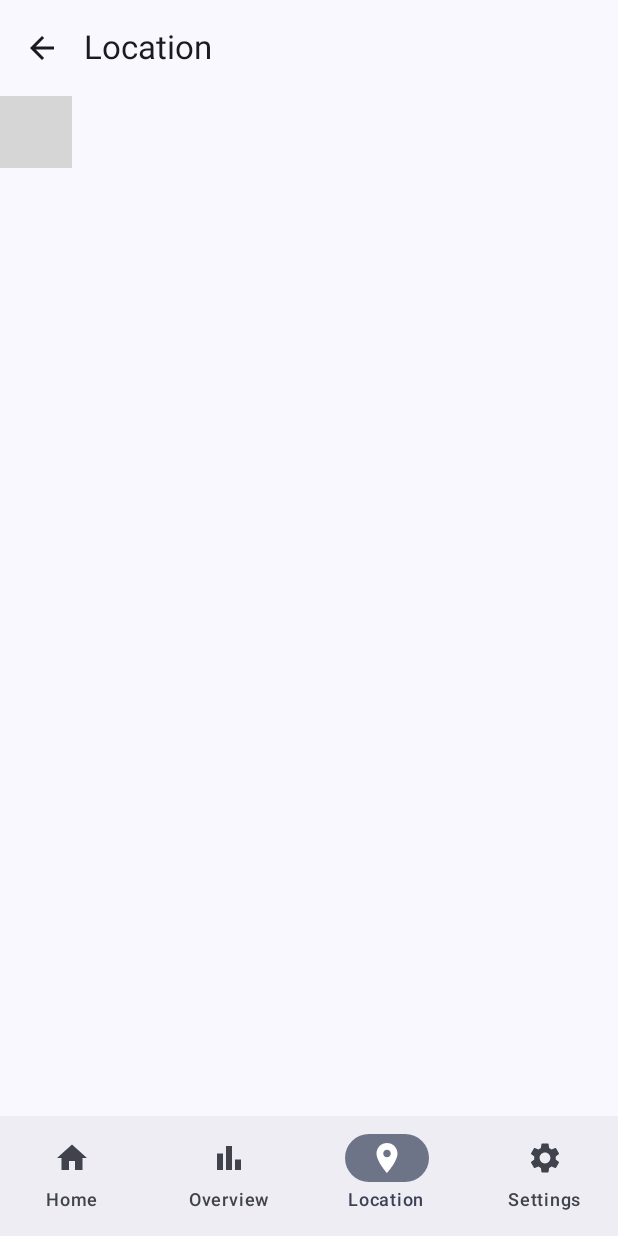
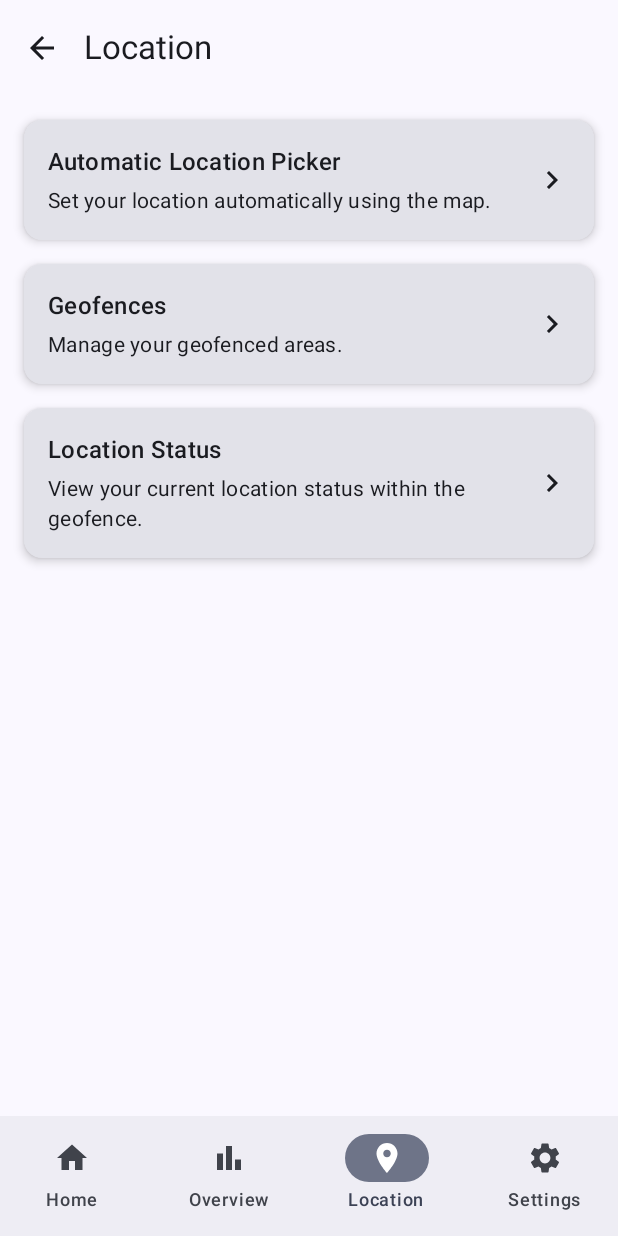
Before and after one commit to iamshivamcoder/PresentMate, an Android app built with Jetpack Compose: the LocationPickerScreen screen opened through its navigation route, item 3 of the bottom bar chosen, on a phone screen of 412 x 824 dp. Run offline under Robolectric (Android 15) with nearby library versions, the phone set to English and light mode, and no system bars; our stand-ins replace Room's generated code; 1 statement that could not run was skipped; grey boxes are pictures that could not be loaded.

Commit message:
feat: Add central Location tab and enhance LocationPicker UX
This commit introduces a new, centralized 'Location' tab to group all location-related features and significantly enhances the `LocationPickerScreen`'s user experience and component structure.

**Key Changes:**

*   **New Centralized Location Hub:**
    *   Added a new `LocationScreen` which acts as a hub for all location-based functionalities. It is accessible via a new "Location" tab in the main navigation.
    *   This screen provides navigation to "Automatic Location Picker," "Geofences," and "Location Status."
    *   Created a placeholder `GeofenceScreen` for future implementation.

*   **Location Picker UX & Component Enhancements:**
    *   **Saved Places:** The search overlay now displays a "Saved Places" section (e.g., "Home," "Work") for quick selection.
    *   **Debounced Map Movement:** The geocoder now only fetches the address 500ms after the map has stopped moving, reducing API calls and improving performance.
    *   **Swipe-to-Dismiss Refinement:** Improved the swipe-to-dismiss logic in the search history list for more reliable removal of items.
    *   **Component Relocation:** All composables related to the location picker (`LocationSearchBar`, `MapViewContainer`, etc.) and `MotivationalAnimation` have been moved from the root package into `ui/components` for better project organization.

*   **Navigation & Routing:**
    *   The main navigation graph in `MainActivity` was updated to include the new `LocationScreen` under the `/location` route.
    *   Routes for the map-based location picker (`/locationPickerMap`) and the new geofence screen (`/geofenceScreen`) have been added.

*   **Code & Project Structure:**
    *   `LocationPickerScreen.kt` and `LocationPickerComponents.kt` were moved into more appropriate packages (`ui/screens` and `ui/components` respectively).
    *   The `README.md` has been updated to reflect the new location hub and clarify how to use location-based features.

```diff
--- a/app/src/main/java/com/example/presentmate/MainActivity.kt
+++ b/app/src/main/java/com/example/presentmate/MainActivity.kt
@@ -48,7 +48,10 @@ import androidx.navigation.compose.currentBackStackEntryAsState
 import androidx.navigation.compose.rememberNavController
 import com.example.presentmate.ui.screens.AboutDeveloperScreen
 import com.example.presentmate.ui.screens.AttendanceScreen
+import com.example.presentmate.ui.screens.GeofenceScreen
 import com.example.presentmate.ui.screens.HelpScreen
+import com.example.presentmate.ui.screens.LocationPickerScreen
+import com.example.presentmate.ui.screens.LocationScreen
 import com.example.presentmate.ui.screens.OverviewScreen
 import com.example.presentmate.ui.screens.RecycleBinScreen
 import com.example.presentmate.ui.screens.SettingsScreen
@@ -60,7 +63,7 @@ import kotlinx.coroutines.launch
 sealed class Screen(val route: String, val label: String, val icon: androidx.compose.ui.graphics.vector.ImageVector) {
     object Home : Screen("main", "Home", Icons.Filled.Home)
     object Overview : Screen("overview", "Overview", Icons.Filled.BarChart)
-    object LocationPicker : Screen("locationPicker", "Location", Icons.Filled.LocationOn) // Added
+    object Location : Screen("location", "Location", Icons.Filled.LocationOn)
     object Settings : Screen("settings", "Settings", Icons.Filled.Settings)
     object LocationStatus : Screen("locationStatus", "Location Status", Icons.Filled.LocationOn)
     object AboutDeveloper : Screen("aboutDeveloper", "About Developer", Icons.Filled.Info)
@@ -69,7 +72,7 @@ sealed class Screen(val route: String, val label: String, val icon: androidx.com
 val navItems = listOf(
     Screen.Home,
     Screen.Overview,
-    Screen.LocationPicker, // Added
+    Screen.Location,
     Screen.Settings
 )
 
@@ -97,6 +100,8 @@ class MainActivity : ComponentActivity() {
                         "helpScreen" -> "Help"
                         "whyPresentMateScreen" -> "Why Present Mate?"
                         "aboutDeveloper" -> "About the Developer"
+                        "locationPickerMap" -> "Select Location"
+                        "geofenceScreen" -> "Geofences"
                         else -> "Present Mate"
                     }
                 }
@@ -157,16 +162,18 @@ class MainActivity : ComponentActivity() {
                         ) {
                             composable(Screen.Home.route) { AttendanceScreen() }
                             composable(Screen.Overview.route) { OverviewScreen() }
-                            composable(Screen.LocationPicker.route) { // Added
+                            composable(Screen.Location.route) { LocationScreen(navController = navController) }
+                            composable("locationPickerMap") {
                                 LocationPickerScreen(
                                     searchHistoryRepository = searchHistoryRepository,
                                     initialLocation = null, // Or fetch a default location
-                                    onLocationConfirmed = { geoPoint ->
+                                    onLocationConfirmed = { _ ->
                                         // Handle location confirmation, e.g., navigate back or show a confirmation message
                                         navController.popBackStack()
                                     }
                                 )
                             }
+                            composable("geofenceScreen") { GeofenceScreen() }
                             composable(Screen.Settings.route) { SettingsScreen(navController = navController) }
                             composable(Screen.LocationStatus.route) { LocationStatusScreen() }
                             composable(Screen.AboutDeveloper.route) { AboutDeveloperScreen() }
--- a/app/src/main/java/com/example/presentmate/MotivationalAnimation.kt
+++ b/app/src/main/java/com/example/presentmate/ui/components/MotivationalAnimation.kt
@@ -1,4 +1,4 @@
-package com.example.presentmate
+package com.example.presentmate.ui.components
 
 import androidx.compose.animation.core.*
 import androidx.compose.foundation.layout.*
--- a/app/src/main/java/com/example/presentmate/ui/screens/AttendanceScreen.kt
+++ b/app/src/main/java/com/example/presentmate/ui/screens/AttendanceScreen.kt
@@ -31,7 +31,7 @@ import androidx.compose.ui.Modifier
 import androidx.compose.ui.platform.LocalContext
 import androidx.compose.ui.unit.dp
 import com.example.presentmate.db.AttendanceLogList
-import com.example.presentmate.MotivationalAnimation
+import com.example.presentmate.ui.components.MotivationalAnimation
 import com.example.presentmate.db.AppDatabase
 import com.example.presentmate.db.AttendanceRecord
 import kotlinx.coroutines.launch
--- /dev/null
+++ b/app/src/main/java/com/example/presentmate/ui/screens/LocationScreen.kt
@@ -0,0 +1,78 @@
+package com.example.presentmate.ui.screens
+
+import androidx.compose.foundation.clickable
+import androidx.compose.foundation.layout.Arrangement
+import androidx.compose.foundation.layout.Column
+import androidx.compose.foundation.layout.Row
+import androidx.compose.foundation.layout.Spacer
+import androidx.compose.foundation.layout.fillMaxSize
+import androidx.compose.foundation.layout.fillMaxWidth
+import androidx.compose.foundation.layout.height
+import androidx.compose.foundation.layout.padding
+import androidx.compose.foundation.layout.width
+import androidx.compose.material.icons.Icons
+import androidx.compose.material.icons.automirrored.filled.KeyboardArrowRight
+import androidx.compose.material3.Card
+import androidx.compose.material3.CardDefaults
+import androidx.compose.material3.Icon
+import androidx.compose.material3.MaterialTheme
+import androidx.compose.material3.Text
+import androidx.compose.runtime.Composable
+import androidx.compose.ui.Alignment
+import androidx.compose.ui.Modifier
+import androidx.compose.ui.unit.dp
+import androidx.navigation.NavController
+import com.example.presentmate.Screen
+
+@Composable
+fun LocationScreen(navController: NavController) {
+    Column(
+        modifier = Modifier
+            .fillMaxSize()
+            .padding(16.dp),
+        verticalArrangement = Arrangement.spacedBy(16.dp)
+    ) {
+        LocationFeatureCard(
+            title = "Automatic Location Picker",
+            description = "Set your location automatically using the map.",
+            onClick = { navController.navigate("locationPickerMap") }
+        )
+        LocationFeatureCard(
+            title = "Geofences",
+            description = "Manage your geofenced areas.",
+            onClick = { navController.navigate("geofenceScreen") }
+        )
+        LocationFeatureCard(
+            title = "Location Status",
+            description = "View your current location status within the geofence.",
+            onClick = { navController.navigate(Screen.LocationStatus.route) }
+        )
+    }
+}
+
+@Composable
+private fun LocationFeatureCard(
+    title: String,
+    description: String,
+    onClick: () -> Unit
+) {
+    Card(
+        modifier = Modifier
+            .fillMaxWidth()
+            .clickable(onClick = onClick),
+        elevation = CardDefaults.cardElevation(defaultElevation = 4.dp)
+    ) {
+        Row(
+            modifier = Modifier.padding(16.dp),
+            verticalAlignment = Alignment.CenterVertically
+        ) {
+            Column(modifier = Modifier.weight(1f)) {
+                Text(text = title, style = MaterialTheme.typography.titleMedium)
+                Spacer(modifier = Modifier.height(4.dp))
+                Text(text = description, style = MaterialTheme.typography.bodyMedium)
+            }
+            Spacer(modifier = Modifier.width(16.dp))
+            Icon(Icons.AutoMirrored.Filled.KeyboardArrowRight, contentDescription = null)
+        }
+    }
+}
```
Also changed, not shown: app/src/main/java/com/example/presentmate/LocationPickerActivity.kt (+2 -5 lines), app/src/main/java/com/example/presentmate/LocationPickerViewModel.kt (+12 -1 lines), app/src/main/java/com/example/presentmate/ui/components/LocationPickerComponents.kt (renamed from app/src/main/java/com/example/presentmate/LocationPickerComponents.kt, +44 -24 lines), app/src/main/java/com/example/presentmate/ui/screens/GeofenceScreen.kt (added, +18 -0 lines), app/src/main/java/com/example/presentmate/ui/screens/LocationPickerScreen.kt (renamed from app/src/main/java/com/example/presentmate/LocationPickerScreen.kt, +13 -3 lines), 1 other file.
